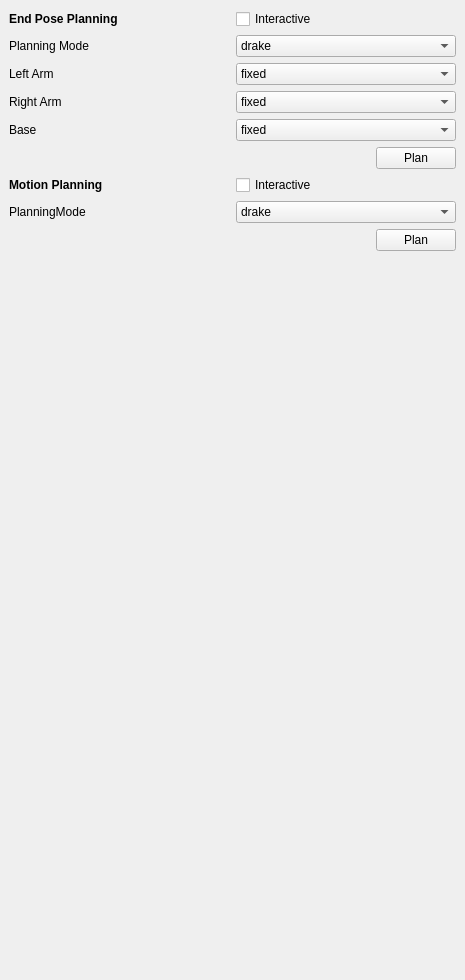
This is software/modules/dualarmhuskydirector/ui/ddHuskyPlanningPanel.ui in patmarion/oh-distro as Qt 5 draws it before an edit. The edited form follows.
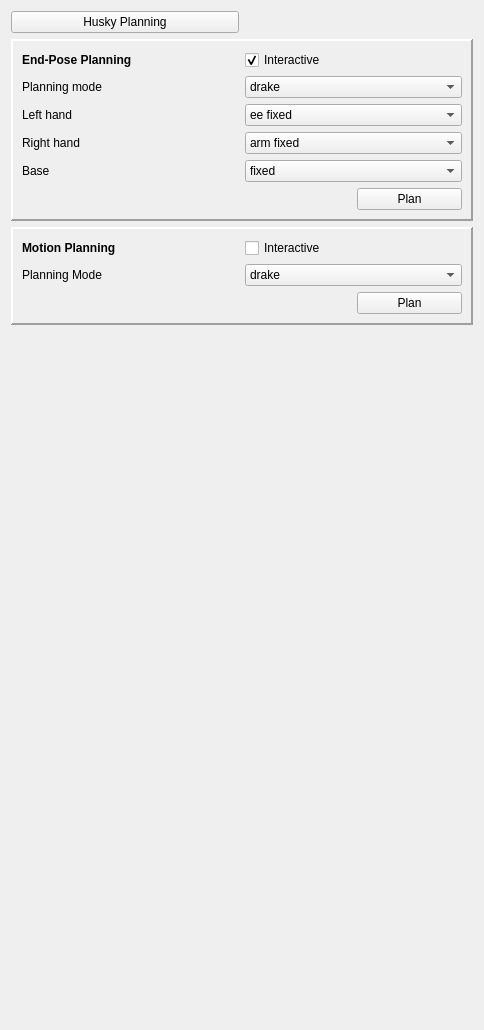
This is the edited form.

Commit message: Tested husky planning panel with both drake/exotica planning.

Patch:
```diff
--- a/software/modules/dualarmhuskydirector/ui/ddHuskyPlanningPanel.ui
+++ b/software/modules/dualarmhuskydirector/ui/ddHuskyPlanningPanel.ui
@@ -6,137 +6,224 @@
    <rect>
     <x>0</x>
     <y>0</y>
-    <width>465</width>
-    <height>980</height>
+    <width>484</width>
+    <height>1030</height>
    </rect>
   </property>
   <property name="windowTitle">
    <string>Valkyrie Driver</string>
   </property>
-  <layout class="QVBoxLayout" name="verticalLayout_3">
-   <property name="spacing">
-    <number>0</number>
-   </property>
-   <property name="leftMargin">
-    <number>0</number>
-   </property>
-   <property name="topMargin">
-    <number>0</number>
-   </property>
-   <property name="rightMargin">
-    <number>0</number>
-   </property>
-   <property name="bottomMargin">
-    <number>0</number>
-   </property>
+  <layout class="QGridLayout" name="gridLayout_7">
+   <item row="3" column="0" colspan="2">
+    <widget class="QFrame" name="MotionPlanningPanel">
+     <property name="frameShape">
+      <enum>QFrame::Panel</enum>
+     </property>
+     <property name="frameShadow">
+      <enum>QFrame::Raised</enum>
+     </property>
+     <property name="lineWidth">
+      <number>2</number>
+     </property>
+     <layout class="QGridLayout" name="gridLayout_5">
+      <item row="0" column="0">
+       <layout class="QGridLayout" name="gridLayout_2">
+        <item row="0" column="1">
+         <widget class="QCheckBox" name="mpInteractiveCheck">
+          <property name="enabled">
+           <bool>true</bool>
+          </property>
+          <property name="text">
+           <string>Interactive</string>
+          </property>
+          <property name="checkable">
+           <bool>true</bool>
+          </property>
+         </widget>
+        </item>
+        <item row="0" column="0">
+         <widget class="QLabel" name="label_4">
+          <property name="font">
+           <font>
+            <weight>75</weight>
+            <bold>true</bold>
+           </font>
+          </property>
+          <property name="text">
+           <string>Motion Planning</string>
+          </property>
+         </widget>
+        </item>
+        <item row="2" column="1">
+         <layout class="QHBoxLayout" name="horizontalLayout_3">
    <item>
-    <widget class="QScrollArea" name="scrollArea">
+           <widget class="QLabel" name="label_9">
+            <property name="text">
+             <string/>
+            </property>
+           </widget>
+          </item>
+          <item>
+           <widget class="QPushButton" name="mpPlanButton">
+            <property name="text">
+             <string>Plan</string>
+            </property>
+           </widget>
+          </item>
+         </layout>
+        </item>
+        <item row="1" column="0">
+         <widget class="QLabel" name="label_7">
+          <property name="text">
+           <string>Planning Mode</string>
+          </property>
+         </widget>
+        </item>
+        <item row="1" column="1">
+         <widget class="QComboBox" name="mpModeCombo">
+          <item>
+           <property name="text">
+            <string>drake</string>
+           </property>
+          </item>
+          <item>
+           <property name="text">
+            <string>exotica</string>
+           </property>
+          </item>
+         </widget>
+        </item>
+       </layout>
+      </item>
+     </layout>
+    </widget>
+   </item>
+   <item row="1" column="0" colspan="2">
+    <widget class="QFrame" name="EndPosePlanningPanel">
      <property name="sizePolicy">
-      <sizepolicy hsizetype="MinimumExpanding" vsizetype="Expanding">
+      <sizepolicy hsizetype="Preferred" vsizetype="Minimum">
        <horstretch>0</horstretch>
        <verstretch>0</verstretch>
       </sizepolicy>
      </property>
      <property name="frameShape">
-      <enum>QFrame::NoFrame</enum>
+      <enum>QFrame::Panel</enum>
      </property>
-     <property name="horizontalScrollBarPolicy">
-      <enum>Qt::ScrollBarAlwaysOff</enum>
+     <property name="frameShadow">
+      <enum>QFrame::Raised</enum>
      </property>
-     <property name="widgetResizable">
-      <bool>true</bool>
+     <property name="lineWidth">
+      <number>2</number>
      </property>
-     <widget class="QWidget" name="scrollAreaWidgetContents">
-      <property name="geometry">
-       <rect>
-        <x>0</x>
-        <y>0</y>
-        <width>465</width>
-        <height>980</height>
-       </rect>
-      </property>
-      <layout class="QVBoxLayout" name="verticalLayout_5">
-       <item>
+     <layout class="QGridLayout" name="gridLayout_8">
+      <item row="0" column="0" rowspan="2" colspan="2">
         <layout class="QGridLayout" name="gridLayout">
-         <item row="0" column="0">
-          <widget class="QLabel" name="label">
-           <property name="font">
-            <font>
-             <weight>75</weight>
-             <bold>true</bold>
-            </font>
-           </property>
-           <property name="text">
-            <string>End Pose Planning</string>
-           </property>
-          </widget>
-         </item>
-         <item row="1" column="2">
-          <widget class="QComboBox" name="epModeCombo">
-           <item>
-            <property name="text">
-             <string>drake</string>
-            </property>
-           </item>
-           <item>
-            <property name="text">
-             <string>exotica</string>
-            </property>
-           </item>
-          </widget>
-         </item>
-         <item row="4" column="0">
-          <widget class="QLabel" name="label_7">
-           <property name="text">
-            <string>Base</string>
-           </property>
-          </widget>
-         </item>
-         <item row="2" column="2">
-          <widget class="QComboBox" name="larmCombo">
-           <item>
-            <property name="text">
-             <string>fixed</string>
-            </property>
-           </item>
-           <item>
-            <property name="text">
-             <string>ee pose</string>
-            </property>
-           </item>
-           <item>
-            <property name="text">
-             <string>free</string>
-            </property>
-           </item>
-          </widget>
-         </item>
-         <item row="3" column="0">
+        <item row="1" column="0">
           <widget class="QLabel" name="label_6">
            <property name="text">
-            <string>Right Arm</string>
+           <string>Planning mode</string>
+          </property>
+         </widget>
+        </item>
+        <item row="1" column="1">
+         <widget class="QComboBox" name="fpModeCombo">
+          <property name="contextMenuPolicy">
+           <enum>Qt::DefaultContextMenu</enum>
+          </property>
+          <item>
+           <property name="text">
+            <string>drake</string>
+           </property>
+          </item>
+          <item>
+           <property name="text">
+            <string>exotica</string>
+           </property>
+          </item>
+         </widget>
+        </item>
+        <item row="0" column="0">
+         <widget class="QLabel" name="label_2">
+          <property name="font">
+           <font>
+            <weight>75</weight>
+            <bold>true</bold>
+           </font>
+          </property>
+          <property name="text">
+           <string>&lt;html&gt;&lt;head/&gt;&lt;body&gt;&lt;p&gt;&lt;span style=&quot; font-weight:600;&quot;&gt;End-Pose Planning&lt;/span&gt;&lt;/p&gt;&lt;/body&gt;&lt;/html&gt;</string>
            </property>
           </widget>
          </item>
          <item row="2" column="0">
           <widget class="QLabel" name="label_5">
            <property name="text">
-            <string>Left Arm</string>
+           <string>Left hand</string>
            </property>
           </widget>
          </item>
-         <item row="0" column="2">
-          <widget class="QCheckBox" name="epInteractiveBox">
+        <item row="2" column="1">
+         <widget class="QComboBox" name="larmCombo">
+          <item>
+           <property name="text">
+            <string>ee fixed</string>
+           </property>
+          </item>
+          <item>
+           <property name="text">
+            <string>arm fixed</string>
+           </property>
+          </item>
+          <item>
+           <property name="text">
+            <string>free</string>
+           </property>
+          </item>
+         </widget>
+        </item>
+        <item row="0" column="1">
+         <widget class="QCheckBox" name="fpInteractiveCheck">
+          <property name="enabled">
+           <bool>true</bool>
+          </property>
            <property name="text">
             <string>Interactive</string>
            </property>
-          </widget>
-         </item>
-         <item row="3" column="2">
+          <property name="checked">
+           <bool>true</bool>
+          </property>
+         </widget>
+        </item>
+        <item row="5" column="1">
+         <layout class="QHBoxLayout" name="horizontalLayout">
+          <item>
+           <widget class="QLabel" name="label_3">
+            <property name="text">
+             <string/>
+            </property>
+           </widget>
+          </item>
+          <item>
+           <widget class="QPushButton" name="epPlanButton">
+            <property name="text">
+             <string>Plan</string>
+            </property>
+           </widget>
+          </item>
+         </layout>
+        </item>
+        <item row="3" column="0">
+         <widget class="QLabel" name="label">
+          <property name="text">
+           <string>Right hand</string>
+          </property>
+         </widget>
+        </item>
+        <item row="3" column="1">
           <widget class="QComboBox" name="rarmCombo">
            <item>
             <property name="text">
-             <string>fixed</string>
+            <string>arm fixed</string>
             </property>
            </item>
            <item>
@@ -151,7 +238,14 @@
            </item>
           </widget>
          </item>
-         <item row="4" column="2">
+        <item row="4" column="0">
+         <widget class="QLabel" name="label_8">
+          <property name="text">
+           <string>Base</string>
+          </property>
+         </widget>
+        </item>
+        <item row="4" column="1">
           <widget class="QComboBox" name="baseCombo">
            <item>
             <property name="text">
@@ -170,112 +264,23 @@
            </item>
           </widget>
          </item>
-         <item row="1" column="0">
-          <widget class="QLabel" name="label_3">
-           <property name="text">
-            <string>Planning Mode</string>
-           </property>
-          </widget>
-         </item>
-         <item row="5" column="2">
-          <layout class="QHBoxLayout" name="horizontalLayout">
-           <item>
-            <widget class="QLabel" name="label_8">
-             <property name="text">
-              <string/>
-             </property>
-            </widget>
-           </item>
-           <item>
-            <widget class="QLabel" name="label_10">
-             <property name="text">
-              <string/>
-             </property>
-            </widget>
-           </item>
-           <item>
-            <widget class="QPushButton" name="epPlanButton">
-             <property name="text">
-              <string>Plan</string>
-             </property>
-            </widget>
-           </item>
           </layout>
          </item>
         </layout>
-       </item>
-       <item>
-        <layout class="QGridLayout" name="gridLayout_3">
+    </widget>
+   </item>
          <item row="0" column="0">
-          <widget class="QLabel" name="label_2">
-           <property name="font">
-            <font>
-             <weight>75</weight>
-             <bold>true</bold>
-            </font>
-           </property>
+    <widget class="QPushButton" name="huskyPlanningButton">
            <property name="text">
-            <string>Motion Planning</string>
-           </property>
-          </widget>
-         </item>
-         <item row="0" column="1">
-          <widget class="QCheckBox" name="mpInteractiveBox">
-           <property name="text">
-            <string>Interactive</string>
+      <string>Husky Planning</string>
+     </property>
+     <property name="checkable">
+      <bool>true</bool>
            </property>
           </widget>
          </item>
-         <item row="1" column="0">
-          <widget class="QLabel" name="label_4">
-           <property name="text">
-            <string>PlanningMode</string>
-           </property>
-          </widget>
-         </item>
-         <item row="1" column="1">
-          <widget class="QComboBox" name="mpModeCombo">
-           <item>
-            <property name="text">
-             <string>drake</string>
-            </property>
-           </item>
-           <item>
-            <property name="text">
-             <string>exotica</string>
-            </property>
-           </item>
-          </widget>
-         </item>
-         <item row="2" column="1">
-          <layout class="QHBoxLayout" name="horizontalLayout_2">
-           <item>
-            <widget class="QLabel" name="label_9">
-             <property name="text">
-              <string/>
-             </property>
-            </widget>
-           </item>
-           <item>
-            <widget class="QLabel" name="label_11">
-             <property name="text">
-              <string/>
-             </property>
-            </widget>
-           </item>
-           <item>
-            <widget class="QPushButton" name="mpPlanButton">
-             <property name="text">
-              <string>Plan</string>
-             </property>
-            </widget>
-           </item>
-          </layout>
-         </item>
-        </layout>
-       </item>
-       <item>
-        <spacer name="verticalSpacer">
+   <item row="4" column="0">
+    <spacer name="verticalSpacer_2">
          <property name="orientation">
           <enum>Qt::Vertical</enum>
          </property>
@@ -286,10 +291,6 @@
           </size>
          </property>
         </spacer>
-       </item>
-      </layout>
-     </widget>
-    </widget>
    </item>
   </layout>
  </widget>
```
Left out of the diff: 14 changed lines with no effect on the pictures. Lines whose indentation alone changed are shown as unchanged. The commit also changes 3 other files.
